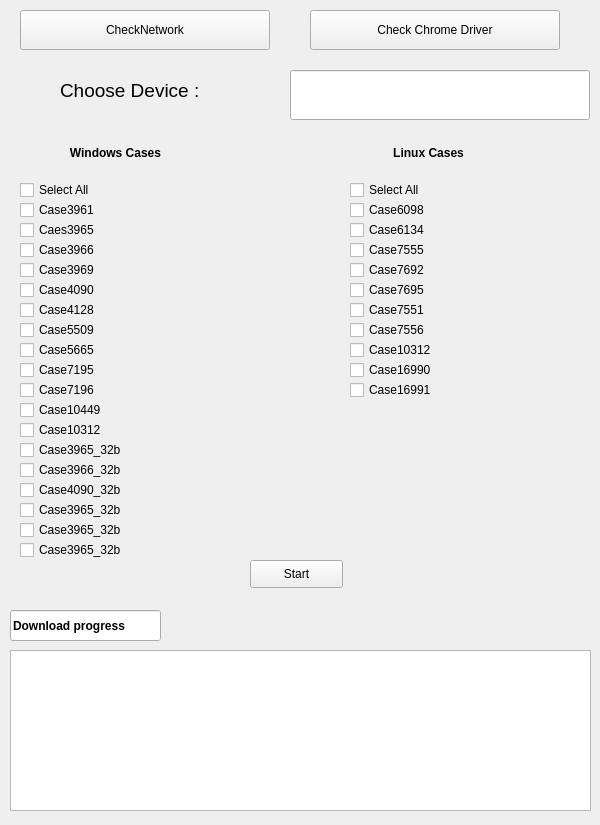
The window that JX FW Download/newGUIui.ui (Angus210801/GN_Project) describes before a commit, drawn with Qt 5.
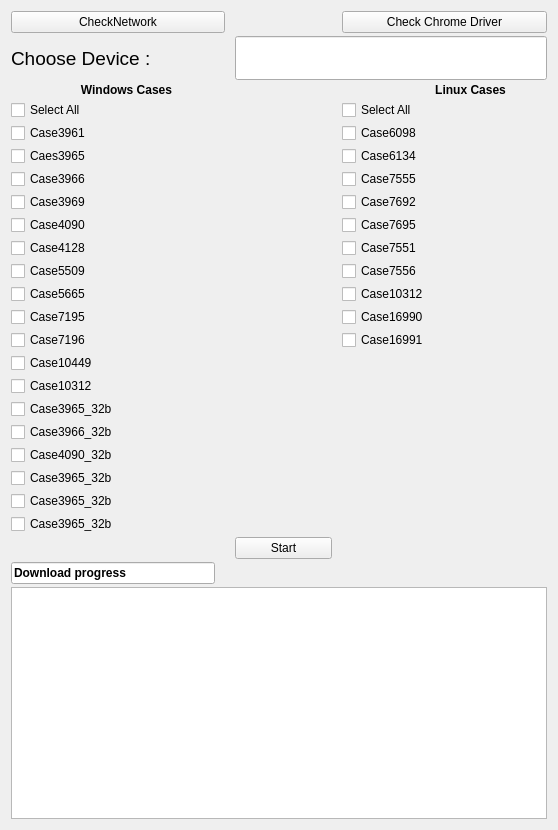
The same window after the commit.

Patch:
```diff
--- a/JX FW Download/newGUIui.ui
+++ b/JX FW Download/newGUIui.ui
@@ -6,572 +6,345 @@
    <rect>
     <x>0</x>
     <y>0</y>
-    <width>600</width>
-    <height>825</height>
+    <width>558</width>
+    <height>830</height>
    </rect>
   </property>
   <property name="windowTitle">
    <string>Jabra Xpress Downlod tool</string>
   </property>
-  <widget class="QLabel" name="label_chooseDevice">
-   <property name="geometry">
-    <rect>
-     <x>60</x>
-     <y>60</y>
-     <width>200</width>
-     <height>60</height>
-    </rect>
+  <layout class="QGridLayout" name="gridLayout">
+   <property name="horizontalSpacing">
+    <number>10</number>
    </property>
-   <property name="font">
-    <font>
-     <pointsize>14</pointsize>
-    </font>
+   <property name="verticalSpacing">
+    <number>3</number>
    </property>
-   <property name="text">
-    <string>Choose Device :</string>
-   </property>
-   <property name="wordWrap">
-    <bool>true</bool>
-   </property>
-  </widget>
-  <widget class="QLineEdit" name="input_choosedevice">
-   <property name="geometry">
-    <rect>
-     <x>290</x>
-     <y>70</y>
-     <width>300</width>
-     <height>50</height>
-    </rect>
-   </property>
-   <property name="font">
-    <font>
-     <pointsize>24</pointsize>
-     <weight>75</weight>
-     <bold>true</bold>
-    </font>
-   </property>
-  </widget>
-  <widget class="QLabel" name="label_Windows">
-   <property name="geometry">
-    <rect>
-     <x>0</x>
-     <y>140</y>
-     <width>300</width>
-     <height>25</height>
-    </rect>
-   </property>
-   <property name="font">
-    <font>
-     <weight>75</weight>
-     <bold>true</bold>
-    </font>
-   </property>
-   <property name="toolTipDuration">
-    <number>0</number>
-   </property>
-   <property name="text">
-    <string>                     Windows Cases</string>
-   </property>
-  </widget>
-  <widget class="QLabel" name="label_Linux">
-   <property name="geometry">
-    <rect>
-     <x>300</x>
-     <y>140</y>
-     <width>300</width>
-     <height>25</height>
-    </rect>
-   </property>
-   <property name="font">
-    <font>
-     <weight>75</weight>
-     <bold>true</bold>
-    </font>
-   </property>
-   <property name="toolTipDuration">
-    <number>0</number>
-   </property>
-   <property name="layoutDirection">
-    <enum>Qt::LeftToRight</enum>
-   </property>
-   <property name="text">
-    <string>                            Linux Cases</string>
-   </property>
-   <property name="textFormat">
-    <enum>Qt::PlainText</enum>
-   </property>
-  </widget>
-  <widget class="QCheckBox" name="checkBox">
-   <property name="geometry">
-    <rect>
-     <x>20</x>
-     <y>180</y>
-     <width>271</width>
-     <height>20</height>
-    </rect>
-   </property>
-   <property name="text">
-    <string>Select All</string>
-   </property>
-  </widget>
-  <widget class="QCheckBox" name="checkBox_2">
-   <property name="geometry">
-    <rect>
-     <x>20</x>
-     <y>200</y>
-     <width>271</width>
-     <height>20</height>
-    </rect>
-   </property>
-   <property name="text">
-    <string>Case3961</string>
-   </property>
-  </widget>
-  <widget class="QCheckBox" name="checkBox_3">
-   <property name="geometry">
-    <rect>
-     <x>20</x>
-     <y>220</y>
-     <width>271</width>
-     <height>20</height>
-    </rect>
-   </property>
-   <property name="text">
-    <string>Caes3965</string>
-   </property>
-  </widget>
-  <widget class="QCheckBox" name="checkBox_4">
-   <property name="geometry">
-    <rect>
-     <x>20</x>
-     <y>240</y>
-     <width>271</width>
-     <height>20</height>
-    </rect>
-   </property>
-   <property name="text">
-    <string>Case3966</string>
-   </property>
-  </widget>
-  <widget class="QCheckBox" name="checkBox_5">
-   <property name="geometry">
-    <rect>
-     <x>20</x>
-     <y>260</y>
-     <width>271</width>
-     <height>20</height>
-    </rect>
-   </property>
-   <property name="text">
-    <string>Case3969</string>
-   </property>
-  </widget>
-  <widget class="QCheckBox" name="checkBox_6">
-   <property name="geometry">
-    <rect>
-     <x>20</x>
-     <y>300</y>
-     <width>271</width>
-     <height>20</height>
-    </rect>
-   </property>
-   <property name="text">
-    <string>Case4128</string>
-   </property>
-  </widget>
-  <widget class="QCheckBox" name="checkBox_7">
-   <property name="geometry">
-    <rect>
-     <x>20</x>
-     <y>320</y>
-     <width>271</width>
-     <height>20</height>
-    </rect>
-   </property>
-   <property name="text">
-    <string>Case5509</string>
-   </property>
-  </widget>
-  <widget class="QCheckBox" name="checkBox_8">
-   <property name="geometry">
-    <rect>
-     <x>20</x>
-     <y>340</y>
-     <width>271</width>
-     <height>20</height>
-    </rect>
-   </property>
-   <property name="text">
-    <string>Case5665</string>
-   </property>
-  </widget>
-  <widget class="QCheckBox" name="checkBox_9">
-   <property name="geometry">
-    <rect>
-     <x>20</x>
-     <y>280</y>
-     <width>271</width>
-     <height>20</height>
-    </rect>
-   </property>
-   <property name="text">
-    <string>Case4090</string>
-   </property>
-  </widget>
-  <widget class="QPushButton" name="CheckNetwork">
-   <property name="geometry">
-    <rect>
-     <x>20</x>
-     <y>10</y>
-     <width>250</width>
-     <height>40</height>
-    </rect>
-   </property>
-   <property name="text">
-    <string>CheckNetwork</string>
-   </property>
-   <property name="iconSize">
-    <size>
-     <width>130</width>
-     <height>30</height>
-    </size>
-   </property>
-  </widget>
-  <widget class="QPushButton" name="CheckNetwork_2">
-   <property name="geometry">
-    <rect>
-     <x>310</x>
-     <y>10</y>
-     <width>250</width>
-     <height>40</height>
-    </rect>
-   </property>
-   <property name="text">
-    <string>Check Chrome Driver</string>
-   </property>
-   <property name="iconSize">
-    <size>
-     <width>130</width>
-     <height>30</height>
-    </size>
-   </property>
-  </widget>
-  <widget class="QCheckBox" name="checkBox_10">
-   <property name="geometry">
-    <rect>
-     <x>20</x>
-     <y>360</y>
-     <width>271</width>
-     <height>20</height>
-    </rect>
-   </property>
-   <property name="text">
-    <string>Case7195</string>
-   </property>
-  </widget>
-  <widget class="QCheckBox" name="checkBox_11">
-   <property name="geometry">
-    <rect>
-     <x>20</x>
-     <y>380</y>
-     <width>271</width>
-     <height>20</height>
-    </rect>
-   </property>
-   <property name="text">
-    <string>Case7196</string>
-   </property>
-  </widget>
-  <widget class="QCheckBox" name="checkBox_12">
-   <property name="geometry">
-    <rect>
-     <x>20</x>
-     <y>400</y>
-     <width>271</width>
-     <height>20</height>
-    </rect>
-   </property>
-   <property name="text">
-    <string>Case10449</string>
-   </property>
-  </widget>
-  <widget class="QCheckBox" name="checkBox_13">
-   <property name="geometry">
-    <rect>
-     <x>20</x>
-     <y>420</y>
-     <width>271</width>
-     <height>20</height>
-    </rect>
-   </property>
-   <property name="text">
-    <string>Case10312</string>
-   </property>
-  </widget>
-  <widget class="QCheckBox" name="checkBox_14">
-   <property name="geometry">
-    <rect>
-     <x>20</x>
-     <y>440</y>
-     <width>271</width>
-     <height>20</height>
-    </rect>
-   </property>
-   <property name="text">
-    <string>Case3965_32b</string>
-   </property>
-  </widget>
-  <widget class="QCheckBox" name="checkBox_15">
-   <property name="geometry">
-    <rect>
-     <x>20</x>
-     <y>460</y>
-     <width>271</width>
-     <height>20</height>
-    </rect>
-   </property>
-   <property name="text">
-    <string>Case3966_32b</string>
-   </property>
-  </widget>
-  <widget class="QCheckBox" name="checkBox_16">
-   <property name="geometry">
-    <rect>
-     <x>20</x>
-     <y>480</y>
-     <width>271</width>
-     <height>20</height>
-    </rect>
-   </property>
-   <property name="text">
-    <string>Case4090_32b</string>
-   </property>
-  </widget>
-  <widget class="QCheckBox" name="checkBox_17">
-   <property name="geometry">
-    <rect>
-     <x>20</x>
-     <y>500</y>
-     <width>271</width>
-     <height>20</height>
-    </rect>
-   </property>
-   <property name="text">
-    <string>Case3965_32b</string>
-   </property>
-  </widget>
-  <widget class="QCheckBox" name="checkBox_18">
-   <property name="geometry">
-    <rect>
-     <x>20</x>
-     <y>520</y>
-     <width>271</width>
-     <height>20</height>
-    </rect>
-   </property>
-   <property name="text">
-    <string>Case3965_32b</string>
-   </property>
-  </widget>
-  <widget class="QCheckBox" name="checkBox_19">
-   <property name="geometry">
-    <rect>
-     <x>20</x>
-     <y>540</y>
-     <width>271</width>
-     <height>20</height>
-    </rect>
-   </property>
-   <property name="text">
-    <string>Case3965_32b</string>
-   </property>
-  </widget>
-  <widget class="QPushButton" name="pushButton">
-   <property name="geometry">
-    <rect>
-     <x>250</x>
-     <y>560</y>
-     <width>93</width>
-     <height>28</height>
-    </rect>
-   </property>
-   <property name="text">
-    <string>Start</string>
-   </property>
-  </widget>
-  <widget class="QTextEdit" name="textEdit">
-   <property name="geometry">
-    <rect>
-     <x>10</x>
-     <y>650</y>
-     <width>581</width>
-     <height>161</height>
-    </rect>
-   </property>
-  </widget>
-  <widget class="QLineEdit" name="lineEdit">
-   <property name="geometry">
-    <rect>
-     <x>10</x>
-     <y>610</y>
-     <width>151</width>
-     <height>31</height>
-    </rect>
-   </property>
-   <property name="font">
-    <font>
-     <pointsize>9</pointsize>
-     <weight>75</weight>
-     <bold>true</bold>
-    </font>
-   </property>
-   <property name="text">
-    <string>Download progress</string>
-   </property>
-  </widget>
-  <widget class="QCheckBox" name="case6134">
-   <property name="geometry">
-    <rect>
-     <x>350</x>
-     <y>220</y>
-     <width>271</width>
-     <height>20</height>
-    </rect>
-   </property>
-   <property name="text">
-    <string>Case6134</string>
-   </property>
-  </widget>
-  <widget class="QCheckBox" name="case7555">
-   <property name="geometry">
-    <rect>
-     <x>350</x>
-     <y>240</y>
-     <width>271</width>
-     <height>20</height>
-    </rect>
-   </property>
-   <property name="text">
-    <string>Case7555</string>
-   </property>
-  </widget>
-  <widget class="QCheckBox" name="Linux_selectAll_chkbox">
-   <property name="geometry">
-    <rect>
-     <x>350</x>
-     <y>180</y>
-     <width>271</width>
-     <height>20</height>
-    </rect>
-   </property>
-   <property name="text">
-    <string>Select All</string>
-   </property>
-  </widget>
-  <widget class="QCheckBox" name="case7692">
-   <property name="geometry">
-    <rect>
-     <x>350</x>
-     <y>260</y>
-     <width>271</width>
-     <height>20</height>
-    </rect>
-   </property>
-   <property name="text">
-    <string>Case7692</string>
-   </property>
-  </widget>
-  <widget class="QCheckBox" name="case7695">
-   <property name="geometry">
-    <rect>
-     <x>350</x>
-     <y>280</y>
-     <width>271</width>
-     <height>20</height>
-    </rect>
-   </property>
-   <property name="text">
-    <string>Case7695</string>
-   </property>
-  </widget>
-  <widget class="QCheckBox" name="case7551">
-   <property name="geometry">
-    <rect>
-     <x>350</x>
-     <y>300</y>
-     <width>271</width>
-     <height>20</height>
-    </rect>
-   </property>
-   <property name="text">
-    <string>Case7551</string>
-   </property>
-  </widget>
-  <widget class="QCheckBox" name="case7556">
-   <property name="geometry">
-    <rect>
-     <x>350</x>
-     <y>320</y>
-     <width>271</width>
-     <height>20</height>
-    </rect>
-   </property>
-   <property name="text">
-    <string>Case7556</string>
-   </property>
-  </widget>
-  <widget class="QCheckBox" name="case10312">
-   <property name="geometry">
-    <rect>
-     <x>350</x>
-     <y>340</y>
-     <width>271</width>
-     <height>20</height>
-    </rect>
-   </property>
-   <property name="text">
-    <string>Case10312</string>
-   </property>
-  </widget>
-  <widget class="QCheckBox" name="case16990">
-   <property name="geometry">
-    <rect>
-     <x>350</x>
-     <y>360</y>
-     <width>271</width>
-     <height>20</height>
-    </rect>
-   </property>
-   <property name="text">
-    <string>Case16990</string>
-   </property>
-  </widget>
-  <widget class="QCheckBox" name="case16991">
-   <property name="geometry">
-    <rect>
-     <x>350</x>
-     <y>380</y>
-     <width>271</width>
-     <height>20</height>
-    </rect>
-   </property>
-   <property name="text">
-    <string>Case16991</string>
-   </property>
-  </widget>
-  <widget class="QCheckBox" name="case6098">
-   <property name="geometry">
-    <rect>
-     <x>350</x>
-     <y>200</y>
-     <width>271</width>
-     <height>20</height>
-    </rect>
-   </property>
-   <property name="text">
-    <string>Case6098</string>
-   </property>
-  </widget>
+   <item row="7" column="0" colspan="2">
+    <widget class="QCheckBox" name="checkBox_5">
+     <property name="text">
+      <string>Case3969</string>
+     </property>
+    </widget>
+   </item>
+   <item row="7" column="3">
+    <widget class="QCheckBox" name="case7692">
+     <property name="text">
+      <string>Case7692</string>
+     </property>
+    </widget>
+   </item>
+   <item row="0" column="3" colspan="2">
+    <widget class="QPushButton" name="CheckNetwork_2">
+     <property name="text">
+      <string>Check Chrome Driver</string>
+     </property>
+     <property name="iconSize">
+      <size>
+       <width>130</width>
+       <height>30</height>
+      </size>
+     </property>
+    </widget>
+   </item>
+   <item row="19" column="0" colspan="2">
+    <widget class="QCheckBox" name="checkBox_17">
+     <property name="text">
+      <string>Case3965_32b</string>
+     </property>
+    </widget>
+   </item>
+   <item row="25" column="0" colspan="5">
+    <widget class="QTextEdit" name="textEdit"/>
+   </item>
+   <item row="12" column="3">
+    <widget class="QCheckBox" name="case16990">
+     <property name="text">
+      <string>Case16990</string>
+     </property>
+    </widget>
+   </item>
+   <item row="24" column="0">
+    <widget class="QLineEdit" name="lineEdit">
+     <property name="font">
+      <font>
+       <pointsize>9</pointsize>
+       <weight>75</weight>
+       <bold>true</bold>
+      </font>
+     </property>
+     <property name="text">
+      <string>Download progress</string>
+     </property>
+    </widget>
+   </item>
+   <item row="11" column="0" colspan="2">
+    <widget class="QCheckBox" name="checkBox_8">
+     <property name="text">
+      <string>Case5665</string>
+     </property>
+    </widget>
+   </item>
+   <item row="21" column="0" colspan="2">
+    <widget class="QCheckBox" name="checkBox_19">
+     <property name="text">
+      <string>Case3965_32b</string>
+     </property>
+    </widget>
+   </item>
+   <item row="4" column="0" colspan="2">
+    <widget class="QCheckBox" name="checkBox_2">
+     <property name="text">
+      <string>Case3961</string>
+     </property>
+    </widget>
+   </item>
+   <item row="13" column="0" colspan="2">
+    <widget class="QCheckBox" name="checkBox_11">
+     <property name="text">
+      <string>Case7196</string>
+     </property>
+    </widget>
+   </item>
+   <item row="10" column="0" colspan="2">
+    <widget class="QCheckBox" name="checkBox_7">
+     <property name="text">
+      <string>Case5509</string>
+     </property>
+    </widget>
+   </item>
+   <item row="14" column="0" colspan="2">
+    <widget class="QCheckBox" name="checkBox_12">
+     <property name="text">
+      <string>Case10449</string>
+     </property>
+    </widget>
+   </item>
+   <item row="11" column="3">
+    <widget class="QCheckBox" name="case10312">
+     <property name="text">
+      <string>Case10312</string>
+     </property>
+    </widget>
+   </item>
+   <item row="18" column="0" colspan="2">
+    <widget class="QCheckBox" name="checkBox_16">
+     <property name="text">
+      <string>Case4090_32b</string>
+     </property>
+    </widget>
+   </item>
+   <item row="5" column="3">
+    <widget class="QCheckBox" name="case6134">
+     <property name="text">
+      <string>Case6134</string>
+     </property>
+    </widget>
+   </item>
+   <item row="17" column="0" colspan="2">
+    <widget class="QCheckBox" name="checkBox_15">
+     <property name="text">
+      <string>Case3966_32b</string>
+     </property>
+    </widget>
+   </item>
+   <item row="2" column="3" colspan="2">
+    <widget class="QLabel" name="label_Linux">
+     <property name="font">
+      <font>
+       <weight>75</weight>
+       <bold>true</bold>
+      </font>
+     </property>
+     <property name="toolTipDuration">
+      <number>0</number>
+     </property>
+     <property name="layoutDirection">
+      <enum>Qt::LeftToRight</enum>
+     </property>
+     <property name="text">
+      <string>                            Linux Cases</string>
+     </property>
+     <property name="textFormat">
+      <enum>Qt::PlainText</enum>
+     </property>
+    </widget>
+   </item>
+   <item row="13" column="3">
+    <widget class="QCheckBox" name="case16991">
+     <property name="text">
+      <string>Case16991</string>
+     </property>
+    </widget>
+   </item>
+   <item row="16" column="0" colspan="2">
+    <widget class="QCheckBox" name="checkBox_14">
+     <property name="text">
+      <string>Case3965_32b</string>
+     </property>
+    </widget>
+   </item>
+   <item row="9" column="3">
+    <widget class="QCheckBox" name="case7551">
+     <property name="text">
+      <string>Case7551</string>
+     </property>
+    </widget>
+   </item>
+   <item row="15" column="0" colspan="2">
+    <widget class="QCheckBox" name="checkBox_13">
+     <property name="text">
+      <string>Case10312</string>
+     </property>
+    </widget>
+   </item>
+   <item row="6" column="3">
+    <widget class="QCheckBox" name="case7555">
+     <property name="text">
+      <string>Case7555</string>
+     </property>
+    </widget>
+   </item>
+   <item row="12" column="0" colspan="2">
+    <widget class="QCheckBox" name="checkBox_10">
+     <property name="text">
+      <string>Case7195</string>
+     </property>
+    </widget>
+   </item>
+   <item row="1" column="0" colspan="2">
+    <widget class="QLabel" name="label_chooseDevice">
+     <property name="font">
+      <font>
+       <pointsize>14</pointsize>
+      </font>
+     </property>
+     <property name="text">
+      <string>Choose Device :</string>
+     </property>
+     <property name="wordWrap">
+      <bool>true</bool>
+     </property>
+    </widget>
+   </item>
+   <item row="2" column="0" colspan="3">
+    <widget class="QLabel" name="label_Windows">
+     <property name="font">
+      <font>
+       <weight>75</weight>
+       <bold>true</bold>
+      </font>
+     </property>
+     <property name="toolTipDuration">
+      <number>0</number>
+     </property>
+     <property name="text">
+      <string>                     Windows Cases</string>
+     </property>
+    </widget>
+   </item>
+   <item row="8" column="0" colspan="2">
+    <widget class="QCheckBox" name="checkBox_9">
+     <property name="text">
+      <string>Case4090</string>
+     </property>
+    </widget>
+   </item>
+   <item row="1" column="2" colspan="3">
+    <widget class="QLineEdit" name="input_choosedevice">
+     <property name="font">
+      <font>
+       <pointsize>24</pointsize>
+       <weight>75</weight>
+       <bold>true</bold>
+      </font>
+     </property>
+    </widget>
+   </item>
+   <item row="6" column="0" colspan="2">
+    <widget class="QCheckBox" name="checkBox_4">
+     <property name="text">
+      <string>Case3966</string>
+     </property>
+    </widget>
+   </item>
+   <item row="3" column="0" colspan="2">
+    <widget class="QCheckBox" name="checkBox">
+     <property name="text">
+      <string>Select All</string>
+     </property>
+    </widget>
+   </item>
+   <item row="9" column="0" colspan="2">
+    <widget class="QCheckBox" name="checkBox_6">
+     <property name="text">
+      <string>Case4128</string>
+     </property>
+    </widget>
+   </item>
+   <item row="10" column="3">
+    <widget class="QCheckBox" name="case7556">
+     <property name="text">
+      <string>Case7556</string>
+     </property>
+    </widget>
+   </item>
+   <item row="0" column="0" colspan="2">
+    <widget class="QPushButton" name="CheckNetwork">
+     <property name="text">
+      <string>CheckNetwork</string>
+     </property>
+     <property name="iconSize">
+      <size>
+       <width>130</width>
+       <height>30</height>
+      </size>
+     </property>
+    </widget>
+   </item>
+   <item row="4" column="3">
+    <widget class="QCheckBox" name="case6098">
+     <property name="text">
+      <string>Case6098</string>
+     </property>
+    </widget>
+   </item>
+   <item row="5" column="0" colspan="2">
+    <widget class="QCheckBox" name="checkBox_3">
+     <property name="text">
+      <string>Caes3965</string>
+     </property>
+    </widget>
+   </item>
+   <item row="8" column="3">
+    <widget class="QCheckBox" name="case7695">
+     <property name="text">
+      <string>Case7695</string>
+     </property>
+    </widget>
+   </item>
+   <item row="20" column="0" colspan="2">
+    <widget class="QCheckBox" name="checkBox_18">
+     <property name="text">
+      <string>Case3965_32b</string>
+     </property>
+    </widget>
+   </item>
+   <item row="3" column="3">
+    <widget class="QCheckBox" name="Linux_selectAll_chkbox">
+     <property name="text">
+      <string>Select All</string>
+     </property>
+    </widget>
+   </item>
+   <item row="22" column="2">
+    <widget class="QPushButton" name="pushButton">
+     <property name="text">
+      <string>Start</string>
+     </property>
+    </widget>
+   </item>
+  </layout>
   <action name="actionCheckall">
    <property name="text">
     <string>Checkall</string>
```
